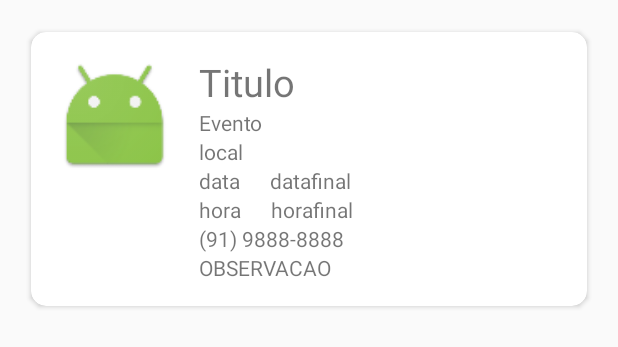
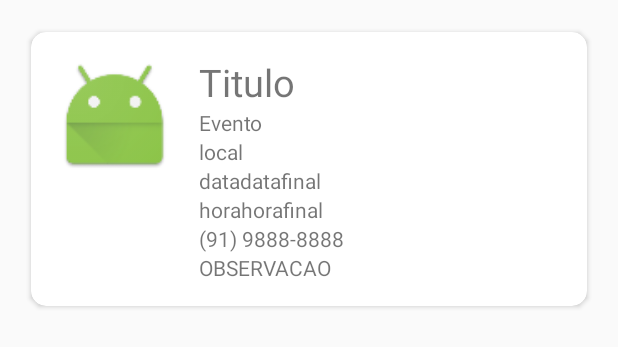
Before and after one commit to LeonardoAfonso/MuralOnline, an Android app: the layout aviso_cv.xml on its own in the app's theme, with its tools: preview values and no code run, on a phone screen of 412 x 824 dp. Shown: the top 347 px of the screen. Run offline under Robolectric (Android 15) with nearby library versions, the phone set to English and light mode, and no system bars; network calls fail.

Commit message:
Alteracoes no layout de horafinal e datafinal

```diff
--- a/app/src/main/java/ggbtech/muralonline/Classes/AvisoAdapter.java
+++ b/app/src/main/java/ggbtech/muralonline/Classes/AvisoAdapter.java
@@ -112,14 +112,14 @@ public class AvisoAdapter extends BaseAdapter{
 
         TextView datafinal = (TextView)layout.findViewById(R.id.datafinal);
         if(list.get(position).getDatafinal() != null && !list.get(position).getDatafinal().equals("null") && !list.get(position).getDatafinal().isEmpty()){
-            datafinal.setText("até "+list.get(position).getDatafinal());
+            datafinal.setText(" até "+list.get(position).getDatafinal());
         }else{
             datafinal.setVisibility(View.GONE);
         }
 
         TextView horafinal = (TextView)layout.findViewById(R.id.horafinal);
         if(list.get(position).getHorafinal() != null  && !list.get(position).getHorafinal().equals("null") && !list.get(position).getHorafinal().isEmpty()){
-            horafinal.setText("até às "+list.get(position).getHorafinal());
+            horafinal.setText(" até às "+list.get(position).getHorafinal());
         }else{
             horafinal.setVisibility(View.GONE);
         }
--- a/app/src/main/res/layout/aviso_cv.xml
+++ b/app/src/main/res/layout/aviso_cv.xml
@@ -68,7 +68,7 @@ android:id="@+id/cv_aviso">
         android:id="@+id/datafinal"
         android:layout_toRightOf="@+id/data"
         android:layout_below="@+id/local"
-        android:layout_marginLeft="20dp"
+
         />
 
     <TextView
@@ -87,7 +87,7 @@ android:id="@+id/cv_aviso">
         android:id="@+id/horafinal"
         android:layout_toRightOf="@+id/hora"
         android:layout_below="@+id/data"
-        android:layout_marginLeft="20dp"
+
         />
 
     <TextView
```
